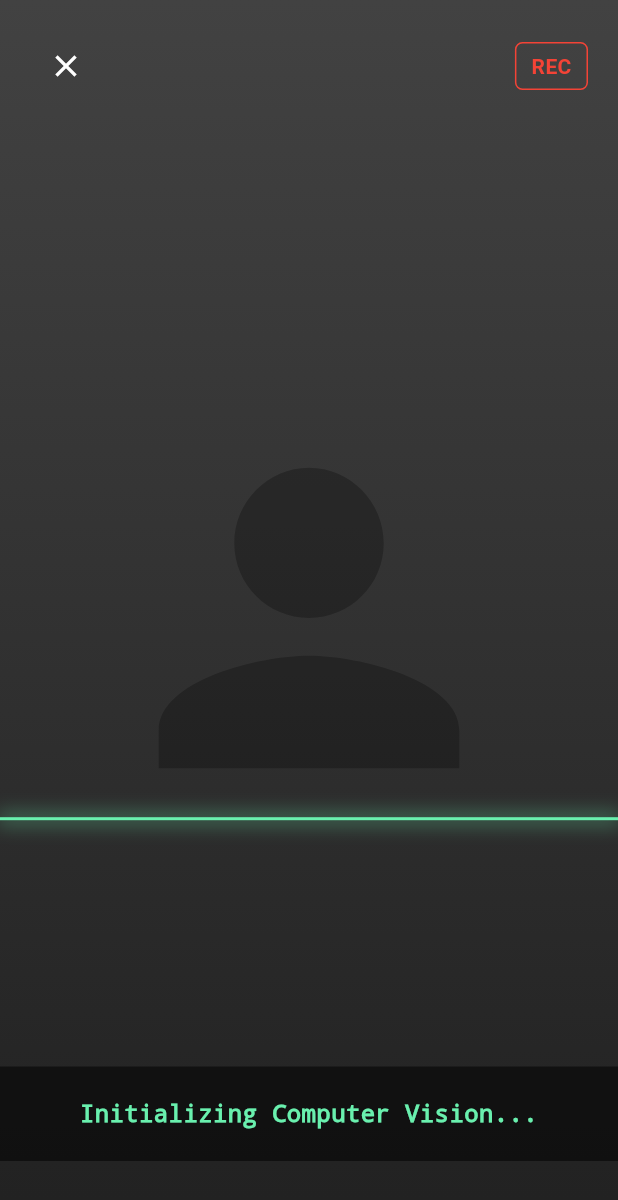
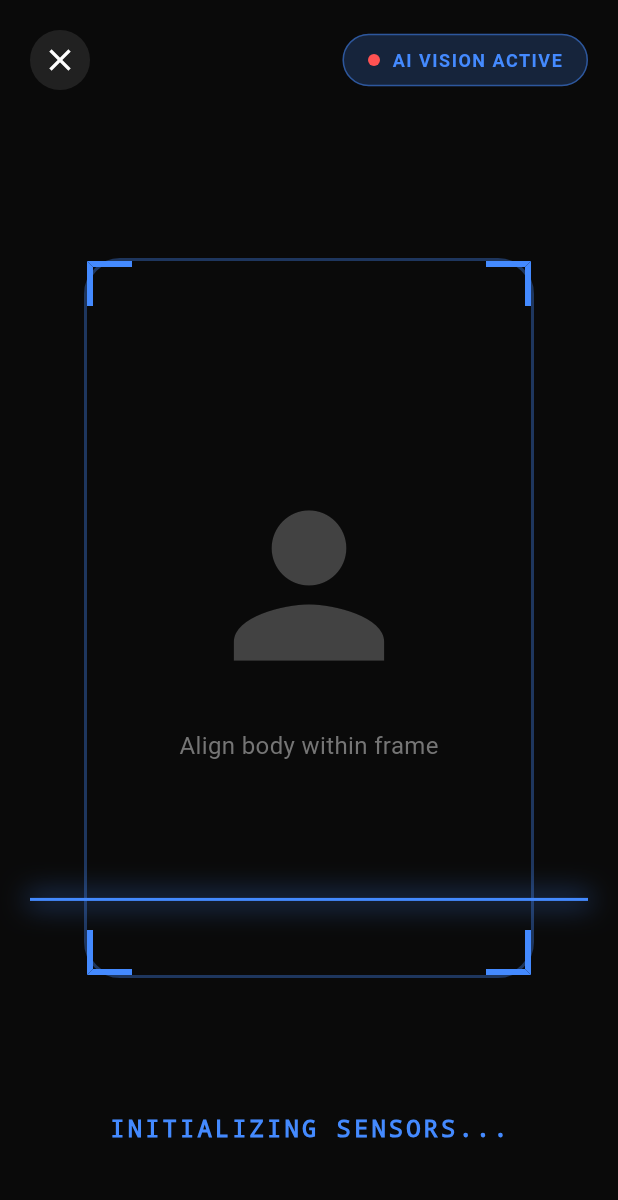
Before and after one commit to DisaruG/DrapeFYPFinall, a Flutter app: the CameraMockScreen screen opened directly with empty values, on a phone screen of 412 x 824 dp. Shown: the top 1200 px of the screen. Run offline on Flutter 3.47's test engine with Material 3 defaults, Android fonts, the phone set to English and light mode, and no system bars; missing offline and left inert: model_viewer_plus; network calls fail.

Commit message:
Update camera_mock_screen.dart

```diff
--- a/lib/screens/camera_mock_screen.dart
+++ b/lib/screens/camera_mock_screen.dart
@@ -10,122 +10,196 @@ class CameraMockScreen extends StatefulWidget {
   State<CameraMockScreen> createState() => _CameraMockScreenState();
 }
 
-class _CameraMockScreenState extends State<CameraMockScreen> with SingleTickerProviderStateMixin {
-  late AnimationController _controller;
+class _CameraMockScreenState extends State<CameraMockScreen> with TickerProviderStateMixin {
+  late AnimationController _scanController;
+  late AnimationController _pulseController;
+
   bool _isAnalyzing = true;
-  String _statusText = "Initializing Computer Vision...";
+  String _statusText = "INITIALIZING SENSORS...";
 
   @override
   void initState() {
     super.initState();
-    // 1. Setup the Scanning Animation
-    _controller = AnimationController(
+
+    // 1. Scanner Line Animation (Up and Down)
+    _scanController = AnimationController(
       vsync: this,
       duration: const Duration(seconds: 2),
     )..repeat(reverse: true);
 
-    // 2. Simulate the AI "Thinking" Process
+    // 2. Bracket Pulsing Animation (Breathing effect)
+    _pulseController = AnimationController(
+      vsync: this,
+      duration: const Duration(milliseconds: 1000),
+    )..repeat(reverse: true);
+
     _startSimulation();
   }
 
   void _startSimulation() async {
-    // Sequence of fake AI statuses
+    // Fake AI Steps with professional messaging
     await Future.delayed(const Duration(seconds: 2));
-    if (mounted) setState(() => _statusText = "Detecting Body Landmarks...");
+    if (mounted) setState(() => _statusText = "IDENTIFYING KEYPOINTS...");
 
     await Future.delayed(const Duration(seconds: 2));
-    if (mounted) setState(() => _statusText = "Calculating Shoulder Width...");
+    if (mounted) setState(() => _statusText = "CALCULATING DEPTH...");
 
     await Future.delayed(const Duration(seconds: 1));
-    if (mounted) setState(() => _statusText = "Estimating Volume...");
 
-    await Future.delayed(const Duration(seconds: 1));
-    // 3. Finish
     if (mounted) {
       setState(() {
         _isAnalyzing = false;
-        _statusText = "Analysis Complete.";
+        _statusText = "SCAN COMPLETE";
       });
-      _controller.stop();
+      _scanController.stop();
+      _pulseController.stop();
 
-      // 4. Show Result Dialog
-      _showSuccessDialog();
+      // 3. Show sleek bottom sheet (Matching App Theme)
+      _showResultSheet();
     }
   }
 
-  void _showSuccessDialog() {
-    showDialog(
+  void _showResultSheet() {
+    showModalBottomSheet(
       context: context,
-      barrierDismissible: false,
-      builder: (ctx) => AlertDialog(
-        backgroundColor: Colors.grey[900],
-        title: const Text("Scan Successful", style: TextStyle(color: Colors.greenAccent)),
-        content: const Text(
-          "Neural Network has estimated your measurements.\nPlease verify them on the next screen.",
-          style: TextStyle(color: Colors.white),
+      isDismissible: false,
+      backgroundColor: Colors.transparent,
+      builder: (ctx) => Container(
+        padding: const EdgeInsets.all(30),
+        decoration: BoxDecoration(
+          color: Colors.grey[900],
+          borderRadius: const BorderRadius.vertical(top: Radius.circular(30)),
+          border: Border.all(color: Colors.blueAccent.withOpacity(0.5)),
         ),
-        actions: [
-          TextButton(
+        child: Column(
+          mainAxisSize: MainAxisSize.min,
+          children: [
+            const Icon(Icons.check_circle, color: Colors.blueAccent, size: 60),
+            const SizedBox(height: 20),
+            const Text(
+              "Scan Successful",
+              style: TextStyle(color: Colors.white, fontSize: 22, fontWeight: FontWeight.bold),
+            ),
+            const SizedBox(height: 10),
+            // --- UPDATED TEXT HERE ---
+            const Text(
+              "We've estimated your measurements. Please review them to ensure the best fit.",
+              textAlign: TextAlign.center,
+              style: TextStyle(color: Colors.grey, fontSize: 16), // Slightly larger font for readability
+            ),
+            // -------------------------
+            const SizedBox(height: 30),
+            SizedBox(
+              width: double.infinity,
+              height: 56,
+              child: ElevatedButton(
+                style: ElevatedButton.styleFrom(
+                  backgroundColor: Colors.blueAccent,
+                  foregroundColor: Colors.white,
+                  shape: RoundedRectangleBorder(borderRadius: BorderRadius.circular(16)),
+                  elevation: 0,
+                ),
                 onPressed: () {
-              Navigator.pop(ctx); // Close Dialog
-              Navigator.pop(context); // Close Camera Screen
-              widget.onAnalysisComplete(); // Trigger the autofill
+                  Navigator.pop(ctx);
+                  Navigator.pop(context);
+                  widget.onAnalysisComplete();
                 },
-            child: const Text("Proceed", style: TextStyle(color: Colors.blueAccent, fontWeight: FontWeight.bold)),
-          )
+                child: const Text("Review Measurements", style: TextStyle(fontWeight: FontWeight.bold, fontSize: 18)),
+              ),
+            ),
           ],
+        ),
       ),
     );
   }
 
   @override
   void dispose() {
-    _controller.dispose();
+    _scanController.dispose();
+    _pulseController.dispose();
     super.dispose();
   }
 
   @override
   Widget build(BuildContext context) {
     return Scaffold(
-      backgroundColor: Colors.black,
+      backgroundColor: Colors.black, // Camera feed is always black/dark
       body: Stack(
         children: [
-          // 1. Fake Camera Feed (Placeholder Image or Dark Grey)
+          // 1. Camera Placeholder (Deep Black)
           Container(
             height: double.infinity,
             width: double.infinity,
-            decoration: BoxDecoration(
-              gradient: LinearGradient(
-                begin: Alignment.topCenter,
-                end: Alignment.bottomCenter,
-                colors: [Colors.grey[800]!, Colors.grey[900]!],
+            color: const Color(0xFF0A0A0A),
+            child: Center(
+              child: Column(
+                mainAxisAlignment: MainAxisAlignment.center,
+                children: [
+                  Icon(Icons.person, size: 150, color: Colors.grey[800]),
+                  const SizedBox(height: 20),
+                  Text("Align body within frame", style: TextStyle(color: Colors.grey[600], fontSize: 16)),
+                ],
               ),
-            ),
-            child: const Center(
-              child: Icon(Icons.person, size: 300, color: Colors.black26),
             ),
           ),
 
-          // 2. The Scanning Line (FIXED SECTION)
+          // 2. The Focus Brackets (App Theme Blue)
+          Center(
+            child: AnimatedBuilder(
+              animation: _pulseController,
+              builder: (context, child) {
+                return Container(
+                  width: 300,
+                  height: 480,
+                  decoration: BoxDecoration(
+                    border: Border.all(
+                      // Pulsing Blue Effect
+                        color: Colors.blueAccent.withOpacity(0.3 + (_pulseController.value * 0.4)),
+                        width: 2
+                    ),
+                    borderRadius: BorderRadius.circular(24),
+                  ),
+                  child: Column(
+                    mainAxisAlignment: MainAxisAlignment.spaceBetween,
+                    children: [
+                      // Top Corners
+                      Row(
+                        mainAxisAlignment: MainAxisAlignment.spaceBetween,
+                        children: [
+                          _buildCorner(0), // Top Left
+                          _buildCorner(1), // Top Right
+                        ],
+                      ),
+                      // Bottom Corners
+                      Row(
+                        mainAxisAlignment: MainAxisAlignment.spaceBetween,
+                        children: [
+                          _buildCorner(3), // Bottom Left
+                          _buildCorner(2), // Bottom Right
+                        ],
+                      ),
+                    ],
+                  ),
+                );
+              },
+            ),
+          ),
+
+          // 3. The Scanner Line (Blue Laser)
+          if (_isAnalyzing)
             AnimatedBuilder(
-            animation: _controller,
+              animation: _scanController,
               builder: (context, child) {
                 return Positioned(
-                top: MediaQuery.of(context).size.height * 0.2 +
-                    (_controller.value * 400), // Moves 400px down
-                left: 0,
-                right: 0,
+                  top: MediaQuery.of(context).size.height * 0.15 + (_scanController.value * 500),
+                  left: 20,
+                  right: 20,
                   child: Container(
                     height: 2,
-                  // FIX: BoxShadow must be inside BoxDecoration
                     decoration: BoxDecoration(
-                    color: Colors.greenAccent,
+                      color: Colors.blueAccent,
                       boxShadow: [
-                      BoxShadow(
-                          color: Colors.greenAccent.withOpacity(0.5),
-                          blurRadius: 10,
-                          spreadRadius: 2
-                      )
+                        BoxShadow(color: Colors.blueAccent.withOpacity(0.6), blurRadius: 15, spreadRadius: 2)
                       ],
                     ),
                   ),
@@ -133,52 +207,81 @@ class _CameraMockScreenState extends State<CameraMockScreen> with SingleTickerPr
               },
             ),
 
-          // 3. HUD Overlay (Text)
+          // 4. Header with Close Button
           SafeArea(
-            child: Column(
-              children: [
-                Padding(
+            child: Padding(
               padding: const EdgeInsets.all(20.0),
               child: Row(
                 mainAxisAlignment: MainAxisAlignment.spaceBetween,
                 children: [
-                      IconButton(
+                  CircleAvatar(
+                    backgroundColor: Colors.grey[900],
+                    child: IconButton(
                       icon: const Icon(Icons.close, color: Colors.white),
                       onPressed: () => Navigator.pop(context),
                     ),
+                  ),
                   Container(
-                        padding: const EdgeInsets.symmetric(horizontal: 10, vertical: 5),
+                    padding: const EdgeInsets.symmetric(horizontal: 16, vertical: 8),
                     decoration: BoxDecoration(
-                          border: Border.all(color: Colors.red),
-                          borderRadius: BorderRadius.circular(5),
+                      color: Colors.blueAccent.withOpacity(0.2),
+                      borderRadius: BorderRadius.circular(30),
+                      border: Border.all(color: Colors.blueAccent.withOpacity(0.5)),
                     ),
-                        child: const Text("REC", style: TextStyle(color: Colors.red, fontWeight: FontWeight.bold)),
-                      )
+                    child: Row(
+                      children: [
+                        Container(
+                          width: 8, height: 8,
+                          decoration: const BoxDecoration(color: Colors.redAccent, shape: BoxShape.circle),
+                        ),
+                        const SizedBox(width: 8),
+                        const Text("AI VISION ACTIVE", style: TextStyle(color: Colors.blueAccent, fontSize: 12, fontWeight: FontWeight.bold, letterSpacing: 1)),
                       ],
                     ),
                   ),
-                const Spacer(),
-                Container(
-                  width: double.infinity,
-                  color: Colors.black54,
-                  padding: const EdgeInsets.all(20),
-                  child: Text(
-                    _statusText,
-                    textAlign: TextAlign.center,
-                    style: const TextStyle(
-                        color: Colors.greenAccent,
-                        fontFamily: "Courier",
-                        fontSize: 16,
-                        fontWeight: FontWeight.bold
+                ],
               ),
             ),
           ),
-                const SizedBox(height: 50),
-              ],
+
+          // 5. Status Text (Floating at bottom)
+          Positioned(
+            bottom: 60,
+            left: 0,
+            right: 0,
+            child: Center(
+              child: Text(
+                _statusText,
+                style: const TextStyle(
+                  color: Colors.blueAccent,
+                  fontFamily: "Courier",
+                  fontSize: 16,
+                  fontWeight: FontWeight.bold,
+                  letterSpacing: 2.0,
                 ),
-          )
+              ),
+            ),
+          ),
         ],
       ),
     );
   }
+
+  // Helper to build the corner brackets
+  Widget _buildCorner(int quarter) {
+    // 0=TL, 1=TR, 2=BR, 3=BL
+    return RotatedBox(
+      quarterTurns: quarter,
+      child: Container(
+        width: 30,
+        height: 30,
+        decoration: const BoxDecoration(
+          border: Border(
+            top: BorderSide(color: Colors.blueAccent, width: 4),
+            left: BorderSide(color: Colors.blueAccent, width: 4),
+          ),
+        ),
+      ),
+    );
   }
+}
```
Lines whose indentation alone changed are shown as unchanged.
